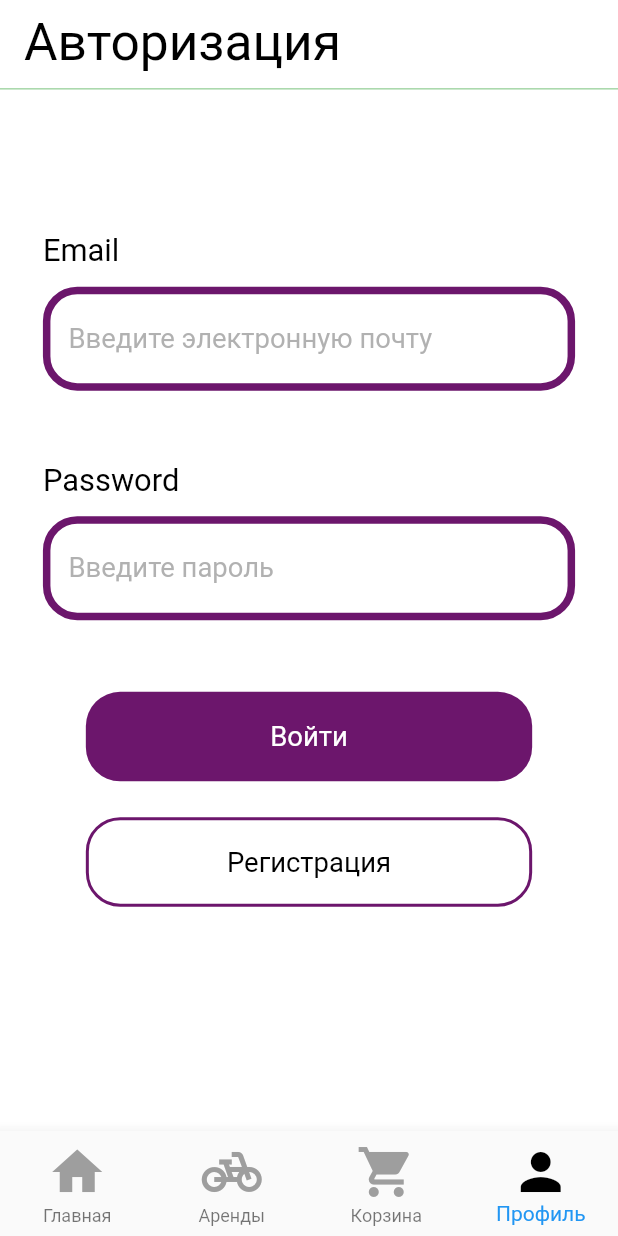
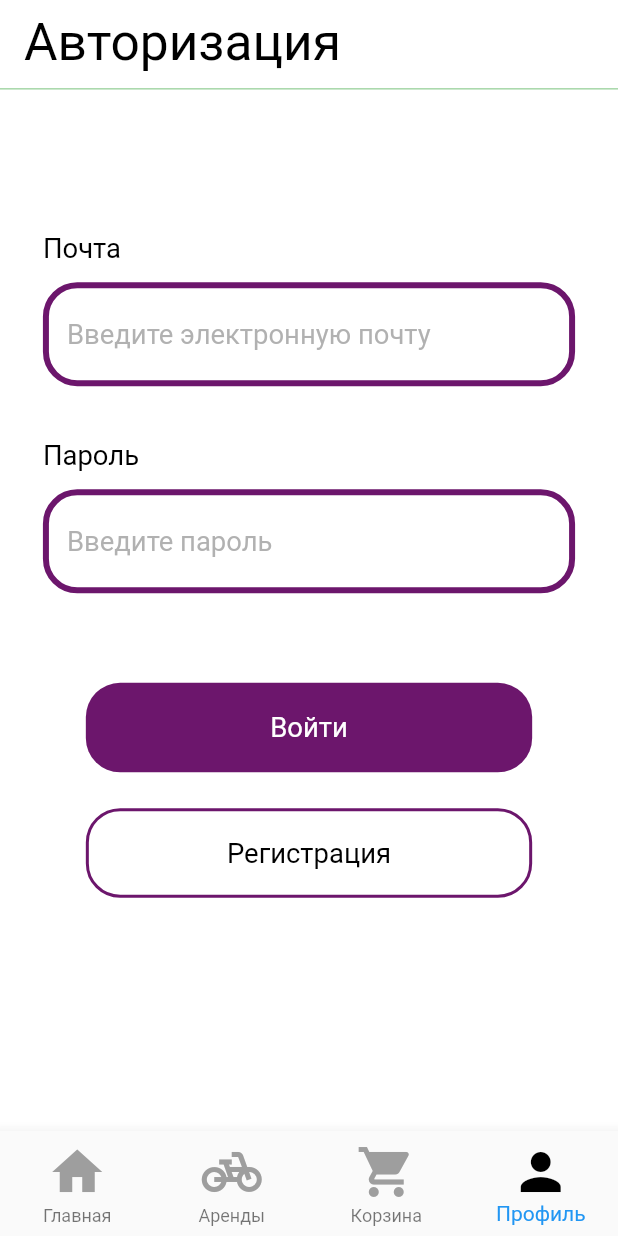
Before and after one commit to sevolchenko/SportsRentProj, a Flutter app: the screen it shows after launch, on a phone screen of 412 x 824 dp. Run offline on Flutter 3.47's test engine with Material 2 defaults, Android fonts, the phone set to English and light mode, and no system bars; our stand-ins replace equatable, flutter_bloc, flutter_screenutil, fluttertoast; missing offline and left inert: dart:ffi; Roboto replaces fonts that are missing (Avenir).

Commit message:
code refactoring

```diff
--- a/app/client/Renty-client/lib/bloc/sign_in/sign_in_bloc.dart
+++ b/app/client/Renty-client/lib/bloc/sign_in/sign_in_bloc.dart
@@ -10,10 +10,12 @@ class SignInBloc extends Bloc<SignInEvent, SignInState> {
   }
 
   void _emailEvent(EmailEvent event, Emitter<SignInState> emit) {
+    print("my email is ${event.email}");
     emit(state.copyWith(email: event.email));
   }
 
   void _passwordEvent(PasswordEvent event, Emitter<SignInState> emit) {
+    print("my password is ${event.password}");
     emit(state.copyWith(password: event.password));
   }
 }
--- a/app/client/Renty-client/lib/main.dart
+++ b/app/client/Renty-client/lib/main.dart
@@ -1,28 +1,40 @@
+import 'package:client/bloc/sign_in/sign_in_bloc.dart';
 import 'package:client/bloc/user/user_bloc.dart';
+import 'package:client/constants.dart';
+import 'package:client/screens/bloc_providers.dart';
+import 'package:client/screens/register/register_screen.dart';
 import 'package:client/screens/sign_in/sign_in_screen.dart';
 import 'package:flutter/material.dart';
 
-import 'package:client/screens/registration/registration_screen.dart';
 import 'package:flutter_bloc/flutter_bloc.dart';
 import 'package:flutter_screenutil/flutter_screenutil.dart';
 
 void main() {
-  runApp(MyApp());
+  runApp(const MyApp());
 }
 
 class MyApp extends StatelessWidget {
+  const MyApp({super.key});
+
   @override
   Widget build(BuildContext context) {
     return MultiBlocProvider(
-        providers: [BlocProvider(create: (context) => UserBloc())],
+        providers: AppBlocProviders.allBlocProviders,
         child: ScreenUtilInit(
           builder: (context, child) => MaterialApp(
             // debugShowCheckedModeBanner: false,
             theme: ThemeData(
                 appBarTheme: const AppBarTheme(
+                    iconTheme: IconThemeData(
+                      color: Colors.black,
+                    ),
                     elevation: 0, backgroundColor: Colors.white)),
             title: 'My App',
-            home: const SIgnInScreen(),
+            home: const SignInScreen(),
+            routes: {
+              "signIn": (context) => const SignInScreen(),
+              "register": (context) => const RegisterScreen(),
+            },
           ),
         ));
   }
--- /dev/null
+++ b/app/client/Renty-client/lib/screens/bloc_providers.dart
@@ -0,0 +1,10 @@
+import 'package:client/bloc/sign_in/sign_in_bloc.dart';
+import 'package:client/bloc/user/user_bloc.dart';
+import 'package:flutter_bloc/flutter_bloc.dart';
+
+class AppBlocProviders {
+  static get allBlocProviders => [
+        BlocProvider(create: (context) => UserBloc()),
+        BlocProvider(create: (context) => SignInBloc()),
+      ];
+}
--- a/app/client/Renty-client/lib/screens/sign_in/sign_in_screen.dart
+++ b/app/client/Renty-client/lib/screens/sign_in/sign_in_screen.dart
@@ -1,3 +1,7 @@
+import 'package:client/bloc/sign_in/sign_in_bloc.dart';
+import 'package:client/bloc/sign_in/sign_in_event.dart';
+import 'package:client/bloc/sign_in/sign_in_state.dart';
+import 'package:client/controller/sign_in_controller.dart';
 import 'package:client/screens/sign_in/widgets/sign_in_widget.dart';
 import 'package:client/widgets/bar/app_bar.dart';
 import 'package:client/widgets/bar/bottom_menu.dart';
@@ -6,18 +10,21 @@ import 'package:client/widgets/text/text_field_widget.dart';
 import 'package:client/widgets/text/text_widget.dart';
 import 'package:flutter/cupertino.dart';
 import 'package:flutter/material.dart';
+import 'package:flutter_bloc/flutter_bloc.dart';
 import 'package:flutter_screenutil/flutter_screenutil.dart';
 
-class SIgnInScreen extends StatefulWidget {
-  const SIgnInScreen({Key? key}) : super(key: key);
+class SignInScreen extends StatefulWidget {
+  const SignInScreen({Key? key}) : super(key: key);
 
   @override
-  State<SIgnInScreen> createState() => _SIgnInScreenState();
+  State<SignInScreen> createState() => _SignInScreenState();
 }
 
-class _SIgnInScreenState extends State<SIgnInScreen> {
+class _SignInScreenState extends State<SignInScreen> {
   @override
   Widget build(BuildContext context) {
+    return BlocBuilder<SignInBloc, SignInState>(
+      builder: (context, state) {
         return Container(
           color: Colors.white,
           child: SafeArea(
@@ -27,8 +34,9 @@ class _SIgnInScreenState extends State<SIgnInScreen> {
                 title: 'Авторизация',
               ),
               body: SingleChildScrollView(
-            child:
-                Column(crossAxisAlignment: CrossAxisAlignment.start, children: [
+                child: Column(
+                    crossAxisAlignment: CrossAxisAlignment.start,
+                    children: [
                       // buildThirdPartyLogin(context),
                       Container(
                           margin: EdgeInsets.only(top: 80.h),
@@ -36,19 +44,40 @@ class _SIgnInScreenState extends State<SIgnInScreen> {
                           child: Column(
                             crossAxisAlignment: CrossAxisAlignment.start,
                             children: [
-                      reusableText("Email", Colors.black),
+                              reusableText("Почта", Colors.black),
                               SizedBox(
                                 height: 5.h,
                               ),
-                      buildTextField("Введите электронную почту", 'email'),
-                      reusableText("Password", Colors.black),
+                              buildTextField(
+                                  "Введите электронную почту", 'email', 58,
+                                  (value) {
+                                context
+                                    .read<SignInBloc>()
+                                    .add(EmailEvent(value));
+                              }),
+                              reusableText("Пароль", Colors.black),
                               SizedBox(
                                 height: 5.h,
                               ),
-                      buildTextField("Введите пароль", 'password'),
-                      buildButton("Войти", "primary"),
-                      SizedBox(height: 20.h,),
-                      buildButton("Регистрация", "secondary")
+                              buildTextField("Введите пароль", 'password', 58,
+                                  (value) {
+                                context
+                                    .read<SignInBloc>()
+                                    .add(PasswordEvent(value));
+                              }),
+                              SizedBox(
+                                height: 20.h,
+                              ),
+                              buildButton("Войти", "primary", () {
+                                SignInController(context: context)
+                                    .handleSignIn("email");
+                              }),
+                              SizedBox(
+                                height: 20.h,
+                              ),
+                              buildButton("Регистрация", "secondary", () {
+                                Navigator.of(context).pushNamed("register");
+                              })
                             ],
                           ))
                     ]),
@@ -57,5 +86,7 @@ class _SIgnInScreenState extends State<SIgnInScreen> {
             ),
           ),
         );
+      },
+    );
   }
 }
--- a/app/client/Renty-client/lib/screens/sign_in/widgets/sign_in_widget.dart
+++ b/app/client/Renty-client/lib/screens/sign_in/widgets/sign_in_widget.dart
@@ -1,7 +1,5 @@
 import 'package:flutter/material.dart';
 
 Widget buildThirdPartyLogin(BuildContext context) {
-  return Center(
-    // child:
-  );
+  return Center();
 }
--- a/app/client/Renty-client/lib/widgets/button_widget.dart
+++ b/app/client/Renty-client/lib/widgets/button_widget.dart
@@ -2,9 +2,10 @@ import 'package:client/constants.dart';
 import 'package:flutter/material.dart';
 import 'package:flutter_screenutil/flutter_screenutil.dart';
 
-Widget buildButton(String buttonName, String buttonType) {
+Widget buildButton(
+    String buttonName, String buttonType, void Function()? func) {
   return GestureDetector(
-    onTap: () {},
+    onTap: func,
     child: Container(
       width: 280.w,
       height: 50.h,
--- a/app/client/Renty-client/lib/widgets/text/text_field_widget.dart
+++ b/app/client/Renty-client/lib/widgets/text/text_field_widget.dart
@@ -1,22 +1,26 @@
+import 'dart:ffi';
+
 import 'package:client/constants.dart';
 import 'package:flutter/material.dart';
 import 'package:flutter_screenutil/flutter_screenutil.dart';
 
-Widget buildTextField(String hintText, String textType) {
+Widget buildTextField(String hintText, String textType, double height,
+    void Function(String value)? func) {
   return Container(
-      margin: EdgeInsets.only(bottom: 40.h),
+      margin: EdgeInsets.only(bottom: 30.h),
       width: 313.w,
-      height: 58.h,
+      height: height.h,
       decoration: BoxDecoration(
           color: Colors.white,
           borderRadius: BorderRadius.all(Radius.circular(20.w)),
-          border: Border.all(color: kPrimaryColor, width: 5)),
+          border: Border.all(color: kPrimaryColor, width: 4)),
       child: Row(
         children: [
           SizedBox(
             width: 300.w,
             height: 50.h,
             child: TextField(
+              onChanged: (value) => func!(value),
               keyboardType: TextInputType.multiline,
               decoration: InputDecoration(
                 hintText: hintText,
@@ -34,13 +38,12 @@ Widget buildTextField(String hintText, String textType) {
                 hintStyle: TextStyle(color: Colors.grey.withOpacity(0.8)),
               ),
               style: TextStyle(
-                color: Colors.black,
-                fontFamily: "Avenir",
-                fontWeight: FontWeight.normal,
-                fontSize: 16.sp
-              ),
+                  color: Colors.black,
+                  fontFamily: "Avenir",
+                  fontWeight: FontWeight.normal,
+                  fontSize: 16.sp),
               autocorrect: false,
-              obscureText: textType=="password"?true:false,
+              obscureText: textType == "password" ? true : false,
             ),
           )
         ],
--- a/app/client/Renty-client/lib/widgets/text/text_widget.dart
+++ b/app/client/Renty-client/lib/widgets/text/text_widget.dart
@@ -7,7 +7,7 @@ Widget reusableText(String text, Color color) {
     child: Text(
       text,
       style: TextStyle(
-          color: color, fontWeight: FontWeight.normal, fontSize: 18.sp),
+          color: color, fontWeight: FontWeight.normal, fontSize: 16.sp),
     ),
   );
 }
--- a/app/client/Renty-client/pubspec.yaml
+++ b/app/client/Renty-client/pubspec.yaml
@@ -42,6 +42,7 @@ dependencies:
   flutter_bloc: ^8.1.2
   equatable: ^2.0.5
   flutter_screenutil:
+  fluttertoast:
 
 dev_dependencies:
   flutter_test:
```
Also changed, not shown: app/client/Renty-client/lib/screens/profile/user_profile_screen.dart (+4 -7 lines), app/client/Renty-client/lib/screens/registration/registration_screen.dart (deleted, +0 -110 lines), app/client/Renty-client/lib/screens/rent/rent_screen.dart (+0 -21 lines). Lines whose indentation alone changed are shown as unchanged.
